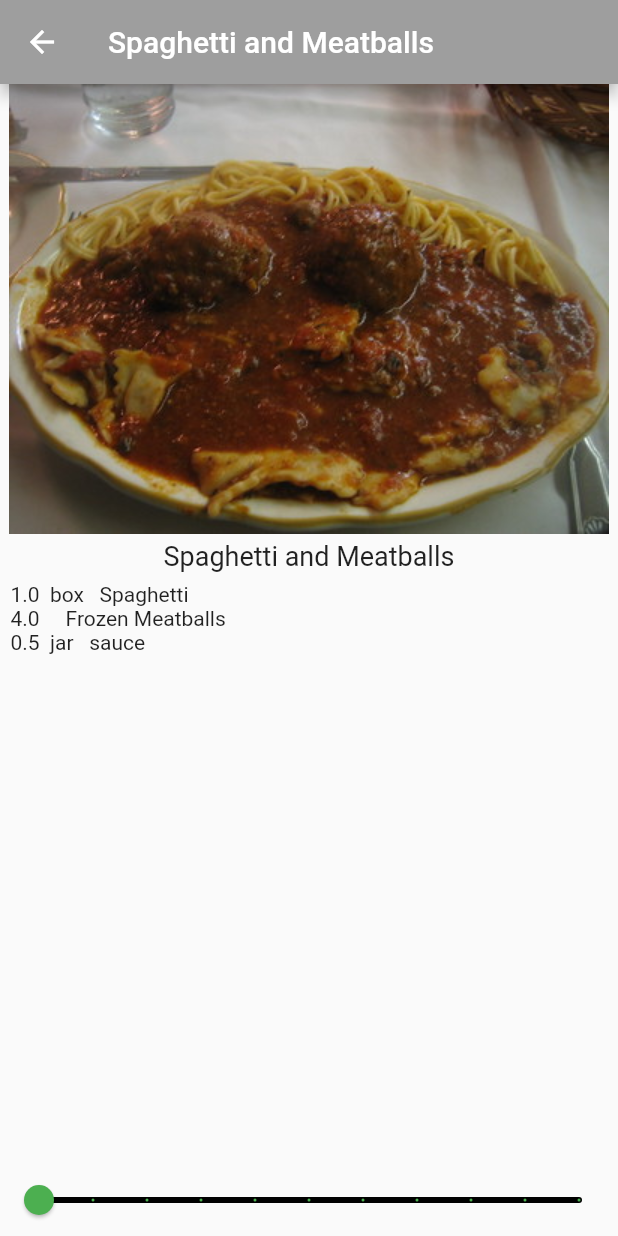
After one commit to AlbertHope7/RecipeApplication, a Flutter app: the screen it shows after launch, after a tap on "Spaghetti and Meatballs", on a phone screen of 412 x 824 dp. The commit adds this screen. Run offline on Flutter 3.47's test engine with Material 2 defaults, Android fonts, the phone set to English and light mode, and no system bars.

Commit message:
added details for every recipe

```diff
--- a/lib/main.dart
+++ b/lib/main.dart
@@ -1,5 +1,6 @@
 import 'package:flutter/material.dart';
 import 'recipe.dart';
+import 'recipe_detail.dart';
 
 void main() {
   runApp(RecipeApp());
@@ -10,6 +11,7 @@ class RecipeApp extends StatelessWidget {
   @override
   Widget build(BuildContext context) {
     return MaterialApp(
+      debugShowCheckedModeBanner: false,
       title: "Food of Choice",
       theme: themeData.copyWith(
         primaryColor: Colors.grey,
@@ -44,12 +46,25 @@ class _MyHomePageState extends State<MyHomePage> {
       ),
       body: SafeArea(
         child: ListView.builder(
-            itemCount: Recipe.samples.length,
-            itemBuilder: (BuildContext context, int index) {
-              // ignore: todo
-              // TODO: Add GestureDetector
-              return buildRecipeCard(Recipe.samples[index]);
-            }),
+          itemCount: Recipe.samples.length,
+          itemBuilder: (BuildContext context, int index) {
+            // ignore: todo
+            // TODO: Add GestureDetector
+            return GestureDetector(
+              onTap: () {
+                Navigator.push(
+                  context,
+                  MaterialPageRoute(
+                    builder: (context) {
+                      return RecipeDetail(recipe: Recipe.samples[index]);
+                    },
+                  ),
+                );
+              },
+              child: buildRecipeCard(Recipe.samples[index]),
+            );
+          },
+        ),
       ),
     );
   }
--- a/lib/recipe.dart
+++ b/lib/recipe.dart
@@ -1,12 +1,16 @@
 class Recipe {
   String label;
   String imageUrl;
+  int servings;
+  List<Ingredient> ingredients;
 
   // ignore: todo
   //TODO; ADD SERVINGS AND INGREDIENTS HERE
   Recipe(
     this.label,
     this.imageUrl,
+    this.servings,
+    this.ingredients,
   );
 
   // ignore: todo
@@ -15,28 +19,138 @@ class Recipe {
     Recipe(
       'Spaghetti and Meatballs',
       'assets/2126711929_ef763de2b3_w.jpg',
+      4,
+      [
+        Ingredient(
+          1,
+          'box',
+          'Spaghetti',
+        ),
+        Ingredient(
+          4,
+          '',
+          'Frozen Meatballs',
+        ),
+        Ingredient(
+          0.5,
+          'jar',
+          'sauce',
+        ),
+      ],
     ),
     Recipe(
       'Tomato Soup',
       'assets/27729023535_a57606c1be.jpg',
+      2,
+      [
+        Ingredient(
+          1,
+          'can',
+          'Tomato Soup',
+        ),
+      ],
     ),
     Recipe(
       'Grilled Cheese',
       'assets/3187380632_5056654a19_b.jpg',
+      1,
+      [
+        Ingredient(
+          2,
+          'slices',
+          'Cheese',
+        ),
+        Ingredient(
+          2,
+          'slices',
+          'Bread',
+        ),
+      ],
     ),
     Recipe(
       'Chocolate Chip Cookies',
       'assets/15992102771_b92f4cc00a_b.jpg',
+      24,
+      [
+        Ingredient(
+          4,
+          'cups',
+          'flour',
+        ),
+        Ingredient(
+          2,
+          'cups',
+          'sugar',
+        ),
+        Ingredient(
+          0.5,
+          'cups',
+          'chocolate chips',
+        ),
+      ],
     ),
     Recipe(
       'Taco Salad',
       'assets/8533381643_a31a99e8a6_c.jpg',
+      1,
+      [
+        Ingredient(
+          4,
+          'oz',
+          'nachos',
+        ),
+        Ingredient(
+          3,
+          'oz',
+          'taco meat',
+        ),
+        Ingredient(
+          0.5,
+          'cup',
+          'cheese',
+        ),
+        Ingredient(
+          0.25,
+          'cup',
+          'chopped tomatoes',
+        ),
+      ],
     ),
     Recipe(
       'Hawaiian Pizza',
       'assets/15452035777_294cefced5_c.jpg',
+      4,
+      [
+        Ingredient(
+          1,
+          'item',
+          'pizza',
+        ),
+        Ingredient(
+          1,
+          'cup',
+          'pineapple',
+        ),
+        Ingredient(
+          8,
+          'oz',
+          'ham',
+        ),
+      ],
     ),
   ];
 }
 
+class Ingredient {
+  double quantity;
+  String measure;
+  String name;
+
+  Ingredient(
+    this.quantity,
+    this.measure,
+    this.name,
+  );
+}
+
 //TODO; Add Ingredients() here
--- /dev/null
+++ b/lib/recipe_detail.dart
@@ -0,0 +1,74 @@
+import 'package:flutter/material.dart';
+import 'recipe.dart';
+
+class RecipeDetail extends StatefulWidget {
+  final Recipe recipe;
+
+  const RecipeDetail({
+    Key? key,
+    required this.recipe,
+  }) : super(key: key);
+
+  @override
+  _RecipeDetailState createState() => _RecipeDetailState();
+}
+
+class _RecipeDetailState extends State<RecipeDetail> {
+  int _sliderVal = 1;
+
+  @override
+  Widget build(BuildContext context) {
+    return Scaffold(
+      appBar: AppBar(
+        title: Text(widget.recipe.label),
+      ),
+      body: SafeArea(
+        child: Column(
+          children: <Widget>[
+            SizedBox(
+              height: 300,
+              width: double.infinity,
+              child: Image(
+                image: AssetImage(widget.recipe.imageUrl),
+              ),
+            ),
+            const SizedBox(
+              height: 4,
+            ),
+            Text(
+              widget.recipe.label,
+              style: const TextStyle(fontSize: 18),
+            ),
+            Expanded(
+              child: ListView.builder(
+                padding: const EdgeInsets.all(7.0),
+                itemCount: widget.recipe.ingredients.length,
+                itemBuilder: (BuildContext context, int index) {
+                  final ingredient = widget.recipe.ingredients[index];
+
+                  return Text('${ingredient.quantity * _sliderVal}  '
+                      '${ingredient.measure}   '
+                      '${ingredient.name}');
+                },
+              ),
+            ),
+            Slider(
+              min: 1,
+              max: 10,
+              divisions: 10,
+              label: '${_sliderVal * widget.recipe.servings} servings',
+              value: _sliderVal.toDouble(),
+              onChanged: (newValue) {
+                setState(() {
+                  _sliderVal = newValue.round();
+                });
+              },
+              activeColor: Colors.green,
+              inactiveColor: Colors.black,
+            ),
+          ],
+        ),
+      ),
+    );
+  }
+}
```
